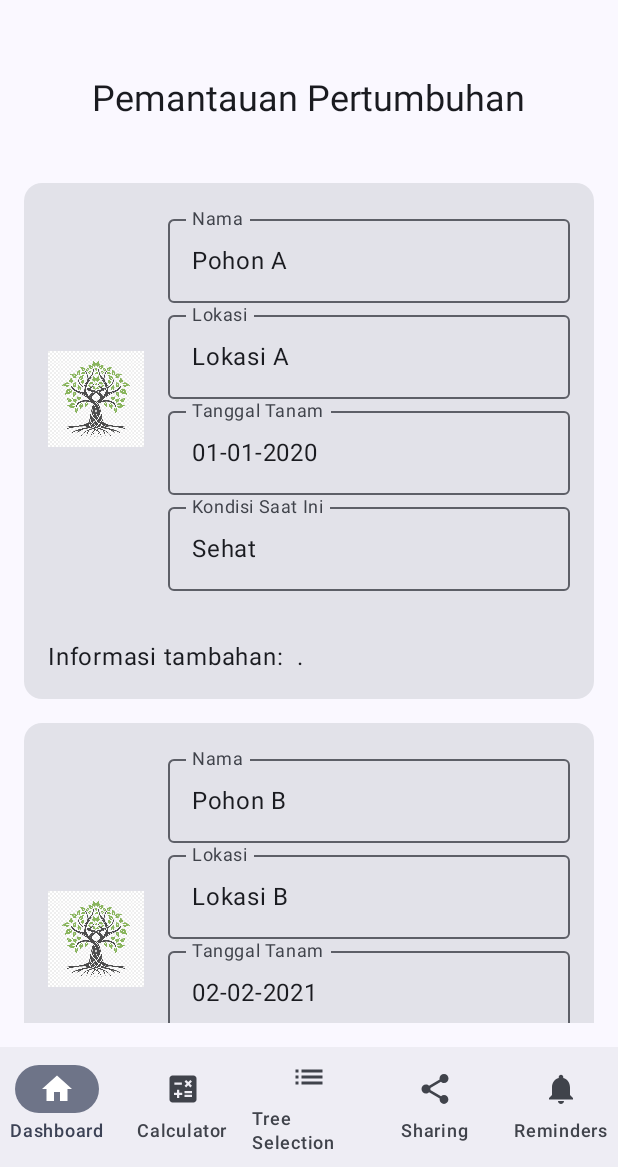
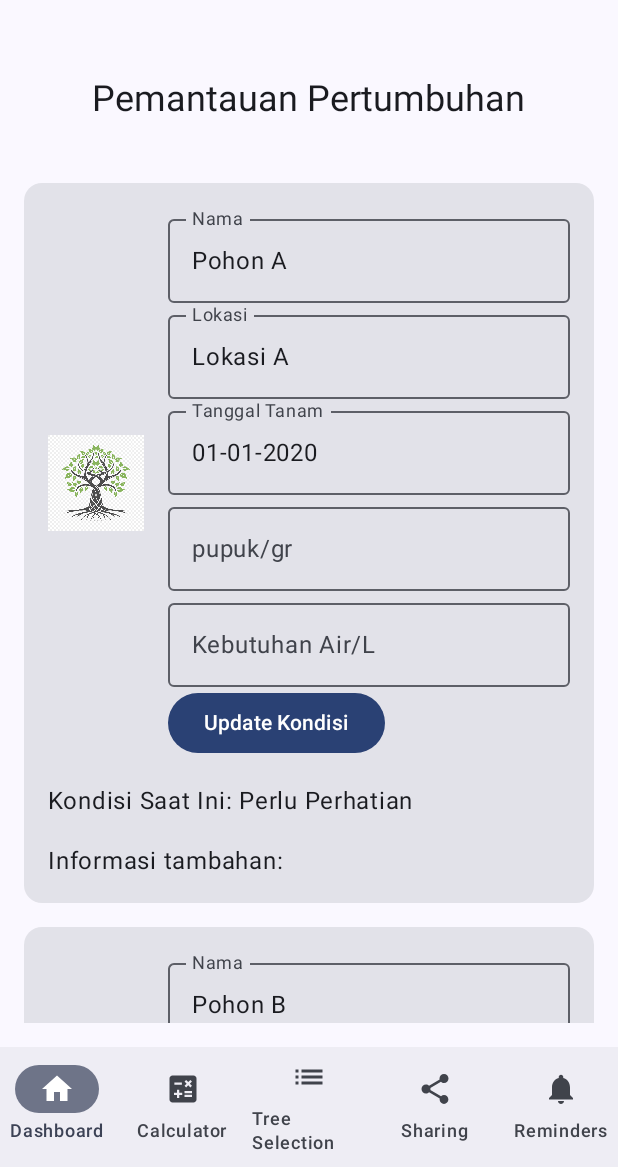
Before and after one commit to Aldoptma0704/Tree-Lover, an Android app built with Jetpack Compose: the MainActivity screen opened directly, with no data from a screen before it, after a tap on "Pohon B", on a phone screen of 412 x 824 dp, the part 69-1236 px from its top. Run offline under Robolectric (Android 15) with nearby library versions, the phone set to English and light mode, and no system bars; 3 other taps on this screen came first.

Commit message:
update dashboard

```diff
--- a/app/src/main/java/com/example/treelover/DashboardScreen.kt
+++ b/app/src/main/java/com/example/treelover/DashboardScreen.kt
@@ -1,7 +1,6 @@
 package com.example.treelover
 
 import androidx.compose.foundation.Image
-import androidx.compose.foundation.background
 import androidx.compose.foundation.clickable
 import androidx.compose.foundation.layout.*
 import androidx.compose.foundation.lazy.LazyColumn
@@ -10,12 +9,11 @@ import androidx.compose.material3.*
 import androidx.compose.runtime.*
 import androidx.compose.ui.Alignment
 import androidx.compose.ui.Modifier
-import androidx.compose.ui.graphics.Color
 import androidx.compose.ui.res.painterResource
-import androidx.compose.ui.text.font.FontWeight
+import androidx.compose.ui.text.input.TextFieldValue
 import androidx.compose.ui.unit.dp
 import androidx.compose.ui.unit.sp
-import androidx.compose.ui.text.input.TextFieldValue
+import com.example.treelover.ui.theme.TreeLoverTheme
 
 @OptIn(ExperimentalMaterial3Api::class)
 @Composable
@@ -58,8 +56,8 @@ fun TreeProfileCard(tree: Tree, onTreeUpdate: (Tree) -> Unit) {
     var name by remember { mutableStateOf(TextFieldValue(tree.name)) }
     var location by remember { mutableStateOf(TextFieldValue(tree.location)) }
     var plantDate by remember { mutableStateOf(TextFieldValue(tree.plantDate)) }
-    var currentCondition by remember { mutableStateOf(TextFieldValue(tree.currentCondition)) }
-    var information by remember { mutableStateOf(TextFieldValue(tree.information)) }
+    var sunlight by remember { mutableStateOf(TextFieldValue("")) }
+    var water by remember { mutableStateOf(TextFieldValue("")) }
 
     Card(
         modifier = Modifier
@@ -102,29 +100,52 @@ fun TreeProfileCard(tree: Tree, onTreeUpdate: (Tree) -> Unit) {
                             label = { Text("Tanggal Tanam") }
                         )
                         OutlinedTextField(
-                            value = currentCondition,
+                            value = sunlight,
                             onValueChange = {
-                                currentCondition = it
-                                onTreeUpdate(tree.copy(currentCondition = it.text))
+                                sunlight = it
                             },
-                            label = { Text("Kondisi Saat Ini") }
+                            label = { Text("pupuk/gr") }
                         )
+                        OutlinedTextField(
+                            value = water,
+                            onValueChange = {
+                                water = it
+                            },
+                            label = { Text("Kebutuhan Air/L") }
+                        )
+                        Button(onClick = {
+                            val condition = determineTreeCondition(sunlight.text, water.text)
+                            onTreeUpdate(tree.copy(currentCondition = condition))
+                        }) {
+                            Text("Update Kondisi")
+                        }
                     } else {
-                        Text(text = name.text, fontWeight = FontWeight.Bold, fontSize = 20.sp)
+                        Text(text = name.text, fontSize = 20.sp)
                         Text(text = "Lokasi: ${location.text}", fontSize = 16.sp)
                         Text(text = "Tanggal Tanam: ${plantDate.text}", fontSize = 16.sp)
                     }
                 }
             }
             Spacer(modifier = Modifier.height(16.dp))
-            if (!expanded) {
-                Text(text = "Kondisi Saat Ini: ${currentCondition.text}")
-            }
+            Text(text = "Kondisi Saat Ini: ${tree.currentCondition}")
             if (expanded) {
                 Spacer(modifier = Modifier.height(16.dp))
-                Text(text = "Informasi tambahan: ${information.text} .")
+                Text(text = "Informasi tambahan: ${tree.information}")
             }
         }
+    }
+}
+
+// Function to determine the condition of the tree
+fun determineTreeCondition(pupuk: String, water: String): String {
+    // Example decision-making logic
+    val pupukInt = pupuk.toIntOrNull() ?: 0
+    val waterInt = water.toIntOrNull() ?: 0
+
+    return when {
+        pupukInt < 200  && waterInt > 2 -> "Sehat"
+        pupukInt < 50 || waterInt < 1 -> "Perlu Perhatian"
+        else -> "Tingkatkan Air dan Pupuk"
     }
 }
 
@@ -156,7 +177,7 @@ val sampleTrees = listOf(
         location = "Lokasi B",
         plantDate = "02-02-2021",
         currentCondition = "Perlu Perhatian",
-        information ="",
+        information = "",
         imageRes = R.drawable.pohon_type_a
     )
 )
```
Also changed, not shown: app/src/main/java/com/example/treelover/PlantingCalculatorScreen.kt (+15 -3 lines), app/src/main/java/com/example/treelover/ui/theme/LoginActivity.kt (+15 -5 lines).
